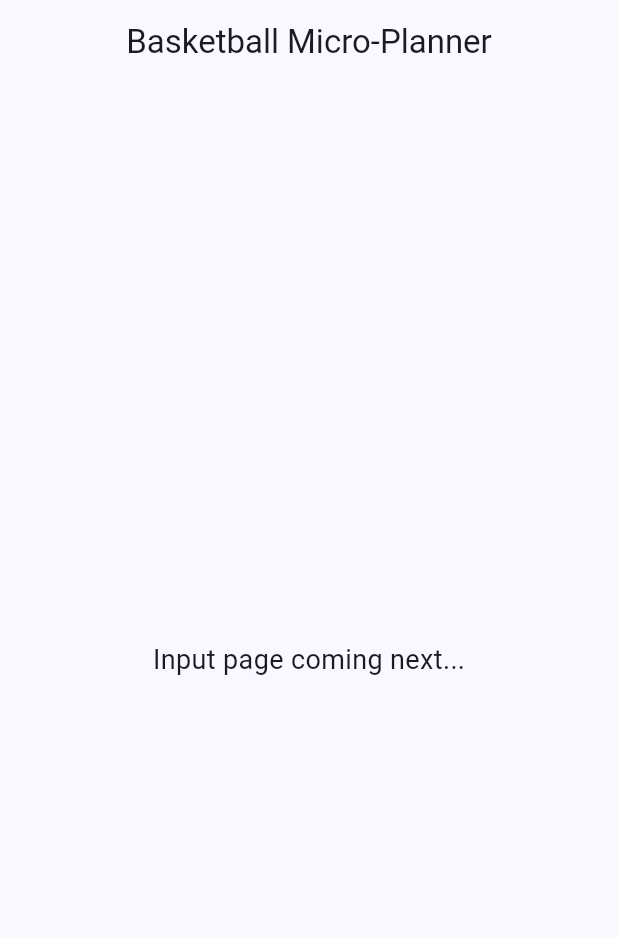
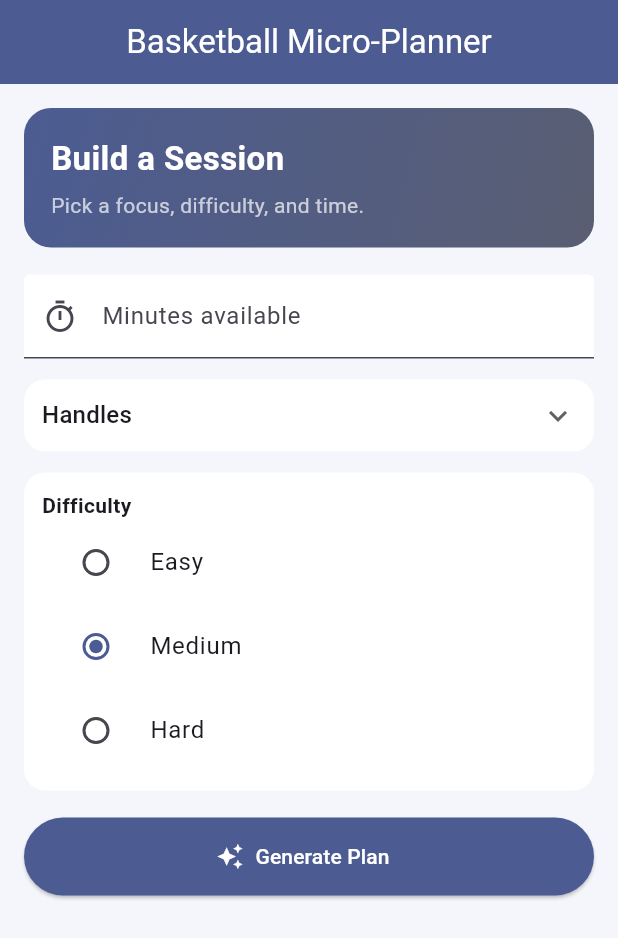
Before and after one commit to asuir/CSCI410-project-BballPlanner, a Flutter app: the screen it shows after launch, on a phone screen of 412 x 824 dp. Shown: the top 938 px of the screen. Run offline on Flutter 3.47's test engine with Material 3 defaults, Android fonts, the phone set to English and light mode, and no system bars.

Commit message:
Commit 3: Added UI with focus and difficulty inputs

```diff
--- a/lib/main.dart
+++ b/lib/main.dart
@@ -39,21 +39,153 @@ class Drill {
 
 enum Difficulty { easy, medium, hard }
 
-class InputPage extends StatelessWidget {
+class InputPage extends StatefulWidget {
   const InputPage({super.key});
 
   @override
+  State<InputPage> createState() => _InputPageState();
+}
+
+class _InputPageState extends State<InputPage> {
+  final _minutesController = TextEditingController();
+  String _focus = 'Handles';
+  Difficulty _difficulty = Difficulty.medium;
+
+  final List<String> _focusOptions = const [
+    'Handles',
+    'Shooting',
+    'Defense',
+    'Conditioning',
+  ];
+
+  @override
+  void dispose() {
+    _minutesController.dispose();
+    super.dispose();
+  }
+
+  @override
   Widget build(BuildContext context) {
+    final cs = Theme.of(context).colorScheme;
+
     return Scaffold(
+      backgroundColor: const Color(0xFFF4F6FB),
       appBar: AppBar(
         title: const Text('Basketball Micro-Planner'),
         centerTitle: true,
+        backgroundColor: cs.primary,
+        foregroundColor: Colors.white,
       ),
-      body: const Center(
-        child: Text(
-          'Input page coming next...',
-          style: TextStyle(fontSize: 18),
-        ),
+      body: ListView(
+        padding: const EdgeInsets.all(16),
+        children: [
+          Container(
+            padding: const EdgeInsets.all(18),
+            decoration: BoxDecoration(
+              gradient: LinearGradient(
+                colors: [cs.primary, cs.secondary],
+                begin: Alignment.topLeft,
+                end: Alignment.bottomRight,
+              ),
+              borderRadius: BorderRadius.circular(18),
+            ),
+            child: const Column(
+              crossAxisAlignment: CrossAxisAlignment.start,
+              children: [
+                Text('Build a Session',
+                    style: TextStyle(
+                        color: Colors.white,
+                        fontSize: 22,
+                        fontWeight: FontWeight.w700)),
+                SizedBox(height: 6),
+                Text(
+                  'Pick a focus, difficulty, and time.',
+                  style: TextStyle(color: Colors.white70),
+                ),
+              ],
+            ),
+          ),
+          const SizedBox(height: 18),
+
+          TextField(
+            controller: _minutesController,
+            keyboardType: TextInputType.number,
+            decoration: const InputDecoration(
+              labelText: 'Minutes available',
+              prefixIcon: Icon(Icons.timer_outlined),
+              hintText: 'e.g. 45',
+              filled: true,
+              fillColor: Colors.white,
+            ),
+          ),
+          const SizedBox(height: 14),
+
+          Container(
+            padding: const EdgeInsets.symmetric(horizontal: 12),
+            decoration: BoxDecoration(
+              color: Colors.white,
+              borderRadius: BorderRadius.circular(14),
+            ),
+            child: DropdownButtonHideUnderline(
+              child: DropdownButton<String>(
+                value: _focus,
+                icon: const Icon(Icons.keyboard_arrow_down),
+                items: _focusOptions
+                    .map((f) => DropdownMenuItem(value: f, child: Text(f)))
+                    .toList(),
+                onChanged: (val) => setState(() => _focus = val!),
+              ),
+            ),
+          ),
+          const SizedBox(height: 14),
+
+          Container(
+            padding: const EdgeInsets.all(12),
+            decoration: BoxDecoration(
+              color: Colors.white,
+              borderRadius: BorderRadius.circular(14),
+            ),
+            child: Column(
+              crossAxisAlignment: CrossAxisAlignment.start,
+              children: [
+                const Text('Difficulty',
+                    style: TextStyle(fontWeight: FontWeight.w700)),
+                RadioListTile<Difficulty>(
+                  title: const Text('Easy'),
+                  value: Difficulty.easy,
+                  groupValue: _difficulty,
+                  onChanged: (v) => setState(() => _difficulty = v!),
+                ),
+                RadioListTile<Difficulty>(
+                  title: const Text('Medium'),
+                  value: Difficulty.medium,
+                  groupValue: _difficulty,
+                  onChanged: (v) => setState(() => _difficulty = v!),
+                ),
+                RadioListTile<Difficulty>(
+                  title: const Text('Hard'),
+                  value: Difficulty.hard,
+                  groupValue: _difficulty,
+                  onChanged: (v) => setState(() => _difficulty = v!),
+                ),
+              ],
+            ),
+          ),
+          const SizedBox(height: 18),
+
+          SizedBox(
+            height: 52,
+            child: ElevatedButton.icon(
+              onPressed: () {},
+              icon: const Icon(Icons.auto_awesome),
+              label: const Text('Generate Plan'),
+              style: ElevatedButton.styleFrom(
+                backgroundColor: cs.primary,
+                foregroundColor: Colors.white,
+              ),
+            ),
+          ),
+        ],
       ),
     );
   }
--- a/lib/result.dart
+++ b/lib/result.dart
@@ -9,7 +9,7 @@ class ResultPage extends StatelessWidget {
       appBar: AppBar(title: const Text('Your Session')),
       body: const Center(
         child: Text(
-          'Results page coming next...',
+          'Results page',
           style: TextStyle(fontSize: 18),
         ),
       ),
```
